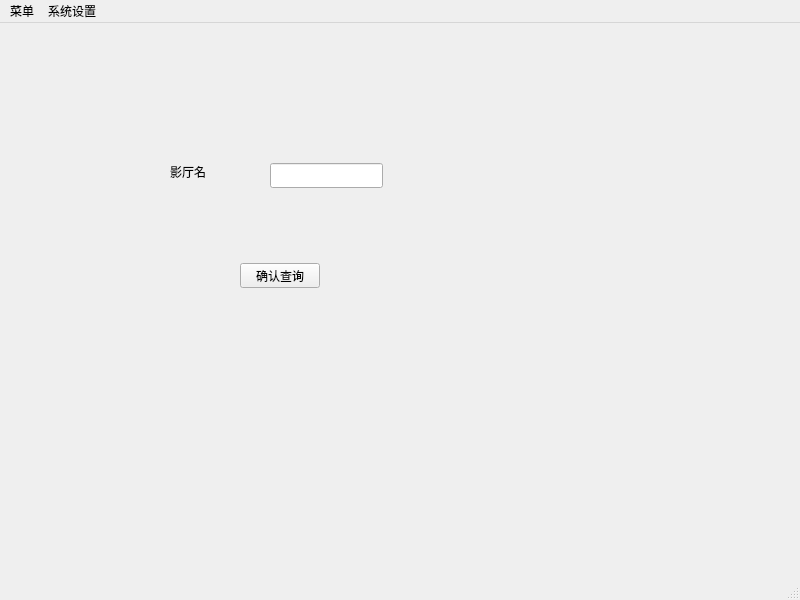
This is untitled/mainmenu.ui in HhTtLllL/TTMS_network as Qt 5 draws it before an edit. The edited form follows.
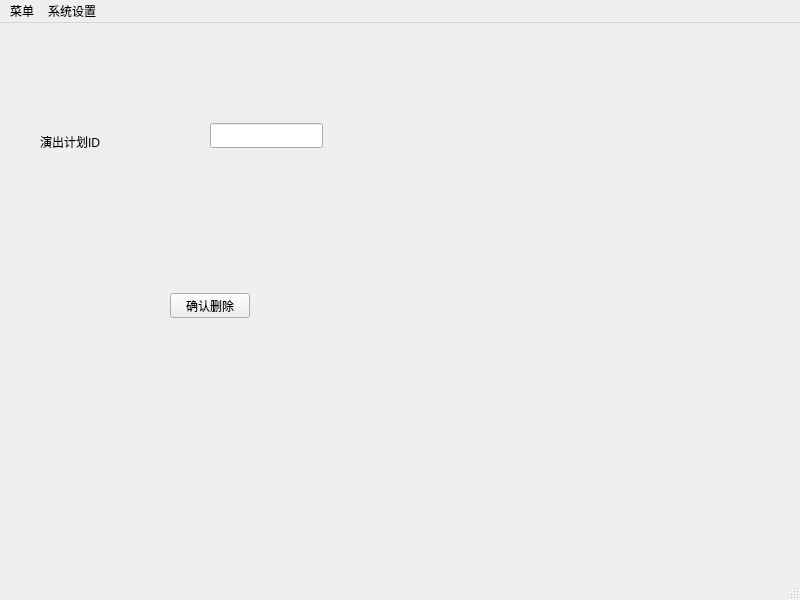
This is the edited form. The open tabs and pages were chosen to show the change.

The edit to the form file:
```diff
--- a/untitled/mainmenu.ui
+++ b/untitled/mainmenu.ui
@@ -17,10 +17,10 @@
    <widget class="QStackedWidget" name="stackedWidget">
     <property name="geometry">
      <rect>
-      <x>140</x>
-      <y>80</y>
-      <width>411</width>
-      <height>301</height>
+      <x>30</x>
+      <y>30</y>
+      <width>691</width>
+      <height>501</height>
      </rect>
     </property>
     <property name="currentIndex">
@@ -1442,6 +1442,69 @@
       </property>
      </widget>
     </widget>
+    <widget class="QWidget" name="modify_movie_plan_ui">
+     <widget class="QLabel" name="label_56">
+      <property name="geometry">
+       <rect>
+        <x>130</x>
+        <y>90</y>
+        <width>101</width>
+        <height>17</height>
+       </rect>
+      </property>
+      <property name="text">
+       <string>演出计划ID</string>
+      </property>
+     </widget>
+     <widget class="QLineEdit" name="lineEdit_3">
+      <property name="geometry">
+       <rect>
+        <x>280</x>
+        <y>90</y>
+        <width>113</width>
+        <height>25</height>
+       </rect>
+      </property>
+     </widget>
+    </widget>
+    <widget class="QWidget" name="delete_movie_plan_ui">
+     <widget class="QLabel" name="label_55">
+      <property name="geometry">
+       <rect>
+        <x>10</x>
+        <y>80</y>
+        <width>151</width>
+        <height>17</height>
+       </rect>
+      </property>
+      <property name="text">
+       <string>演出计划ID</string>
+      </property>
+     </widget>
+     <widget class="QLineEdit" name="lineEdit_delete_movieID">
+      <property name="geometry">
+       <rect>
+        <x>180</x>
+        <y>70</y>
+        <width>113</width>
+        <height>25</height>
+       </rect>
+      </property>
+     </widget>
+     <widget class="QPushButton" name="pushButton_42">
+      <property name="geometry">
+       <rect>
+        <x>140</x>
+        <y>240</y>
+        <width>80</width>
+        <height>25</height>
+       </rect>
+      </property>
+      <property name="text">
+       <string>确认删除</string>
+      </property>
+     </widget>
+    </widget>
     <widget class="QWidget" name="get_seat_ui">
      <layout class="QGridLayout" name="gridLayout">
       <item row="0" column="0">
```
Left out of the diff: 81 changed lines with no effect on the pictures.
